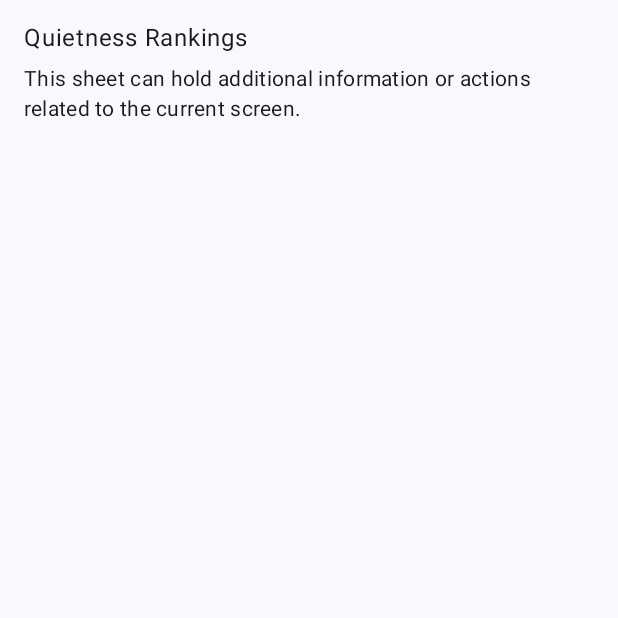
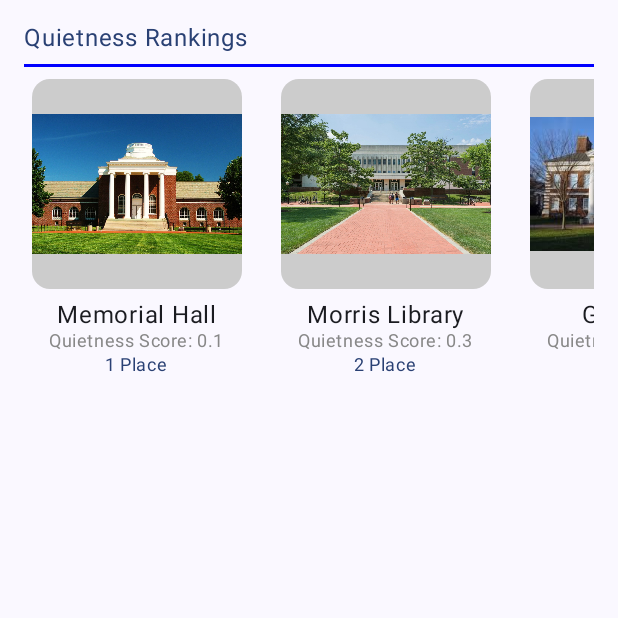
Before and after one commit to theMaxiiim/noisenix, an Android app built with Jetpack Compose: the composable BottomSheetContent shown on its own in the app's theme, on a phone screen of 412 x 824 dp, the top half of it. Run offline under Robolectric (Android 15) with nearby library versions, the phone set to English and light mode, and no system bars.

Commit message:
Favorites tab

```diff
--- a/app/src/main/java/com/maxdejesus/noisenix/ui/favoritesTab/FavoritesScreen.kt
+++ b/app/src/main/java/com/maxdejesus/noisenix/ui/favoritesTab/FavoritesScreen.kt
@@ -1,9 +1,12 @@
 package com.maxdejesus.noisenix.ui.favoritesTab
 
 import androidx.compose.foundation.BorderStroke
+import androidx.compose.foundation.Image
 import androidx.compose.foundation.background
 import androidx.compose.foundation.clickable
+import androidx.compose.foundation.horizontalScroll
 import androidx.compose.foundation.layout.*
+import androidx.compose.foundation.rememberScrollState
 import androidx.compose.foundation.shape.RoundedCornerShape
 import androidx.compose.material.icons.Icons
 import androidx.compose.material.icons.filled.ArrowDropDown
@@ -15,22 +18,22 @@ import androidx.compose.ui.Modifier
 import androidx.compose.ui.draw.clip
 import androidx.compose.ui.graphics.Color
 import androidx.compose.ui.platform.LocalConfiguration
+import androidx.compose.ui.res.painterResource
 import androidx.compose.ui.unit.dp
 import androidx.compose.ui.unit.sp
 import androidx.compose.ui.window.Dialog
-import kotlinx.coroutines.launch
+import com.maxdejesus.noisenix.R
 
 @OptIn(ExperimentalMaterial3Api::class)
 @Composable
 fun FavoritesScreen() {
     val expandedItem = remember { mutableStateOf<String?>(null) }
-    val locations = listOf("Trabant", "Gore Hall", "Memorial Hall", "Morris Library")
+    val locations = listOf("Trabant", "Gore Hall", "Morris Library", "Memorial Hall")
     val isTooltipVisible = remember { mutableStateOf(false) }
 
     val sheetState = rememberBottomSheetScaffoldState(
         bottomSheetState = rememberStandardBottomSheetState(initialValue = SheetValue.PartiallyExpanded)
     )
-    val coroutineScope = rememberCoroutineScope()
 
     BottomSheetScaffold(
         scaffoldState = sheetState,
@@ -112,20 +115,93 @@ fun FavoritesScreen() {
 
 @Composable
 fun BottomSheetContent() {
+    // Define noise levels for each location
+    val noiseLevels = mapOf(
+        "Trabant" to 0.7f,
+        "Gore Hall" to 0.5f,
+        "Memorial Hall" to 0.1f,
+        "Morris Library" to 0.3f
+    )
+
+    // Sort locations by noise level (ascending)
+    val sortedLocations = noiseLevels.entries.sortedBy { it.value }
+
+    // Create rankings
+    val rankings = sortedLocations.mapIndexed { index, entry ->
+        Triple(entry.key, entry.value, index + 1) // Triple(Location, NoiseLevel, Rank)
+    }
+
     Column(
         modifier = Modifier
             .fillMaxWidth()
             .padding(16.dp)
     ) {
+        // Title with a blue line
         Text(
             text = "Quietness Rankings",
             style = MaterialTheme.typography.bodyLarge,
+            color = MaterialTheme.colorScheme.primary,
             modifier = Modifier.padding(bottom = 8.dp)
         )
-        Text(
-            text = "This sheet can hold additional information or actions related to the current screen.",
-            style = MaterialTheme.typography.bodyMedium
-        )
+        HorizontalDivider(color = Color.Blue, thickness = 2.dp)
+
+        Spacer(modifier = Modifier.height(8.dp))
+
+        // Horizontal Scrollable Rankings
+        Row(
+            modifier = Modifier
+                .fillMaxWidth()
+                .horizontalScroll(rememberScrollState()),
+            horizontalArrangement = Arrangement.spacedBy(16.dp)
+        ) {
+            rankings.forEach { (location, noiseLevel, rank) ->
+                Column(
+                    horizontalAlignment = Alignment.CenterHorizontally,
+                    modifier = Modifier
+                        .width(150.dp) // Adjust width for larger items
+                ) {
+                    // Load images directly from the drawable directory
+                    val imageResource = when (location) {
+                        "Trabant" -> R.drawable.trabant_image
+                        "Gore Hall" -> R.drawable.gore_hall_image
+                        "Memorial Hall" -> R.drawable.memorial_image
+                        "Morris Library" -> R.drawable.morris_image
+                        else -> R.drawable.ic_launcher_foreground // Default placeholder
+                    }
+
+                    // Display image
+                    Image(
+                        painter = painterResource(id = imageResource),
+                        contentDescription = "$location Image",
+                        modifier = Modifier
+                            .size(140.dp) // Increased image size
+                            .clip(RoundedCornerShape(12.dp))
+                            .background(Color.LightGray)
+                    )
+
+                    Spacer(modifier = Modifier.height(8.dp))
+
+                    // Location details
+                    Text(
+                        text = location,
+                        style = MaterialTheme.typography.bodyLarge,
+                        maxLines = 1
+                    )
+                    Text(
+                        text = "Quietness Score: %.1f".format(noiseLevel),
+                        style = MaterialTheme.typography.bodySmall,
+                        color = Color.Gray,
+                        maxLines = 1
+                    )
+                    Text(
+                        text = "${rank} Place",
+                        style = MaterialTheme.typography.bodySmall,
+                        color = MaterialTheme.colorScheme.primary,
+                        maxLines = 1
+                    )
+                }
+            }
+        }
     }
 }
 
```
